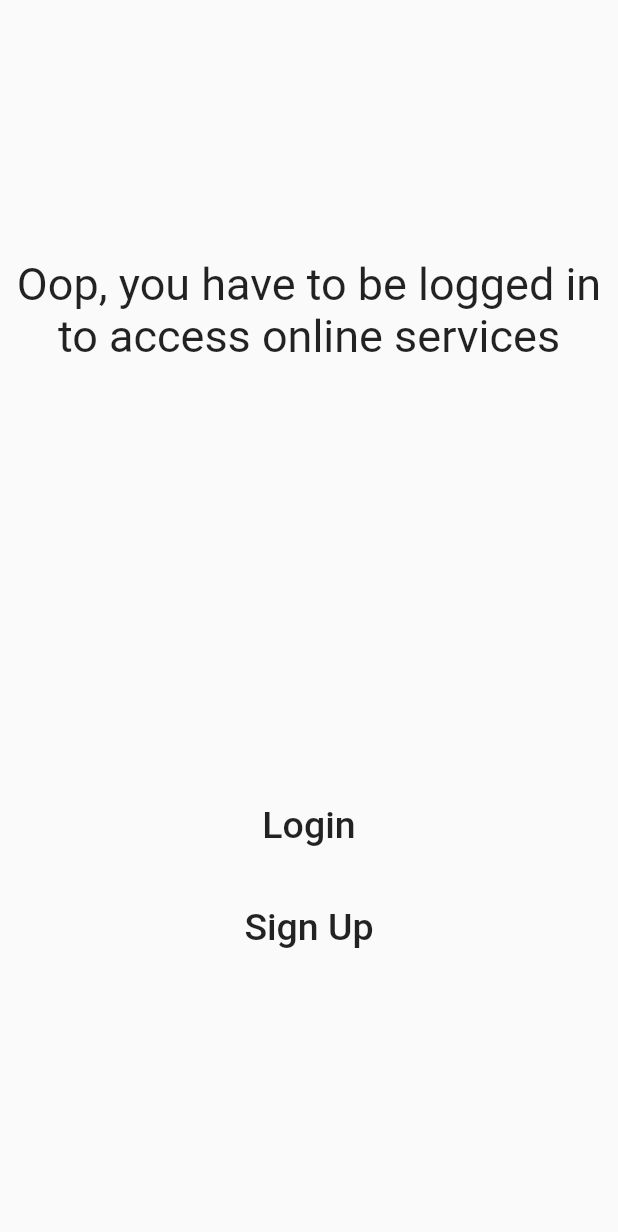
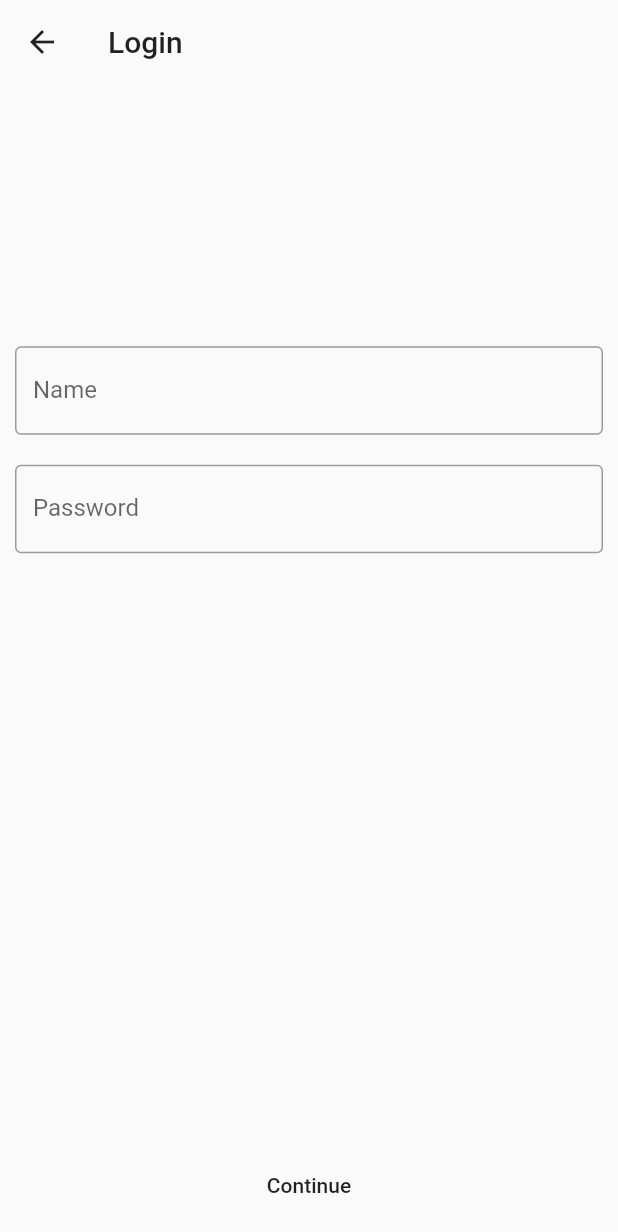
Before and after one commit to josephnglynn/2048i, a Flutter app: the AuthenticationDialog screen opened directly, after a tap on "Login", on a phone screen of 412 x 824 dp. Shown: the top 1232 px of the screen. Run offline on Flutter 3.47's test engine with Material 2 defaults, Android fonts, the phone set to English and light mode, and no system bars; our stand-ins replace file_picker, get_storage, share, supabase; missing offline and left inert: filesystem_picker, flex_color_picker; accounts and stored records are empty; statements that could not run were skipped.

Commit message:
Added Login Page

```diff
--- a/lib/ui/authenticationPage.dart
+++ b/lib/ui/authenticationPage.dart
@@ -2,12 +2,15 @@ import 'dart:ui';
 
 import 'package:flutter/cupertino.dart';
 import 'package:flutter/material.dart';
+import 'package:improved_2048/api/auth.dart';
+import 'package:improved_2048/api/leaderBoard.dart';
+import 'package:improved_2048/ui/homePage.dart';
+import 'package:improved_2048/ui/leaderBoardPage.dart';
 
 class AuthenticationDialog extends StatefulWidget {
   static Future showAuthDialog(BuildContext context) async {
-    var dialog = Dialog(
-      child: AuthenticationDialog(),
-      backgroundColor: Theme.of(context).scaffoldBackgroundColor.withOpacity(0),
+    final dialog = AlertDialog(
+      content: AuthenticationDialog(),
     );
     await showDialog(
       context: context,
@@ -23,13 +26,7 @@ class _AuthenticationDialogState extends State<AuthenticationDialog> {
   @override
   Widget build(BuildContext context) {
     return Scaffold(
-      backgroundColor:
-          Theme.of(context).scaffoldBackgroundColor.withOpacity(0.75),
       body: SafeArea(
-        child: BackdropFilter(
-          filter: ImageFilter.blur(sigmaX: 5, sigmaY: 5),
-          child: Container(
-            alignment: Alignment.center,
         child: Column(
           mainAxisAlignment: MainAxisAlignment.center,
           crossAxisAlignment: CrossAxisAlignment.center,
@@ -40,15 +37,21 @@ class _AuthenticationDialogState extends State<AuthenticationDialog> {
                   right: 10,
                   bottom: MediaQuery.of(context).size.height / 3),
               child: Text(
-                    "Oop, you have to be logged in to access online services",
+                "Oop, you have to be logged in to access online services!",
                 textAlign: TextAlign.center,
-                    style: TextStyle(fontSize: 30),
+                style: TextStyle(fontSize: 40, fontWeight: FontWeight.bold),
               ),
             ),
             Padding(
               padding: EdgeInsets.all(10),
               child: TextButton(
-                    onPressed: () {},
+                onPressed: () {
+                  Navigator.of(context).push(
+                    MaterialPageRoute(
+                      builder: (context) => Login(),
+                    ),
+                  );
+                },
                 child: Text(
                   "Login",
                   style: TextStyle(
@@ -72,6 +75,115 @@ class _AuthenticationDialogState extends State<AuthenticationDialog> {
           ],
         ),
       ),
+    );
+  }
+}
+
+class Login extends StatefulWidget {
+  @override
+  _LoginState createState() => _LoginState();
+}
+
+class _LoginState extends State<Login> {
+  TextEditingController name = TextEditingController();
+  TextEditingController password = TextEditingController();
+
+  @override
+  Widget build(BuildContext context) {
+    return Scaffold(
+      appBar: AppBar(
+        iconTheme:
+            IconThemeData(color: Theme.of(context).textTheme.bodyText1!.color),
+        title: Text(
+          "Login",
+          style: TextStyle(color: Theme.of(context).textTheme.bodyText1!.color),
+        ),
+        elevation: 0,
+        backgroundColor: Theme.of(context).scaffoldBackgroundColor,
+      ),
+      body: SafeArea(
+        child: Column(
+          mainAxisAlignment: MainAxisAlignment.start,
+          children: [
+            SizedBox(
+              height: MediaQuery.of(context).size.height / 5,
+            ),
+            Padding(
+              padding: EdgeInsets.all(10),
+              child: TextField(
+                controller: name,
+                decoration: InputDecoration(
+                  border: OutlineInputBorder(),
+                  labelText: "Name",
+                ),
+              ),
+            ),
+            Padding(
+              padding: EdgeInsets.all(10),
+              child: TextField(
+                controller: password,
+                decoration: InputDecoration(
+                  border: OutlineInputBorder(),
+                  labelText: "Password",
+                ),
+              ),
+            ),
+          ],
+        ),
+      ),
+      bottomSheet: Padding(
+        padding: EdgeInsets.all(10),
+        child: Row(
+          mainAxisAlignment: MainAxisAlignment.center,
+          children: [
+            TextButton(
+              onPressed: () async {
+                if (name.text.isEmpty) {
+                  ScaffoldMessenger.of(context).showSnackBar(
+                    SnackBar(
+                      content: Text("Name must be non-null"),
+                      backgroundColor: Colors.red,
+                    ),
+                  );
+                  return;
+                }
+                if (password.text.isEmpty) {
+                  ScaffoldMessenger.of(context).showSnackBar(
+                    SnackBar(
+                      content: Text("Password must be non-null"),
+                      backgroundColor: Colors.red,
+                    ),
+                  );
+                  return;
+                }
+                if (await Auth.login(name.text, password.text)) {
+                  Navigator.of(context).pushAndRemoveUntil(
+                      MaterialPageRoute(
+                          builder: (BuildContext context) => HomePage(4)),
+                      (route) => false);
+                  Navigator.of(context).push(
+                    MaterialPageRoute(
+                      builder: (context) => LeaderBoardPage(),
+                    ),
+                  );
+                  return;
+                }
+                ScaffoldMessenger.of(context).showSnackBar(
+                  SnackBar(
+                    content: Text(
+                      "Something went wrong",
+                    ),
+                    backgroundColor: Colors.red,
+                  ),
+                );
+              },
+              child: Text(
+                "Continue",
+                style: TextStyle(
+                    color: Theme.of(context).textTheme.bodyText1!.color),
+              ),
+            ),
+          ],
         ),
       ),
     );
```
Lines whose indentation alone changed are shown as unchanged.
